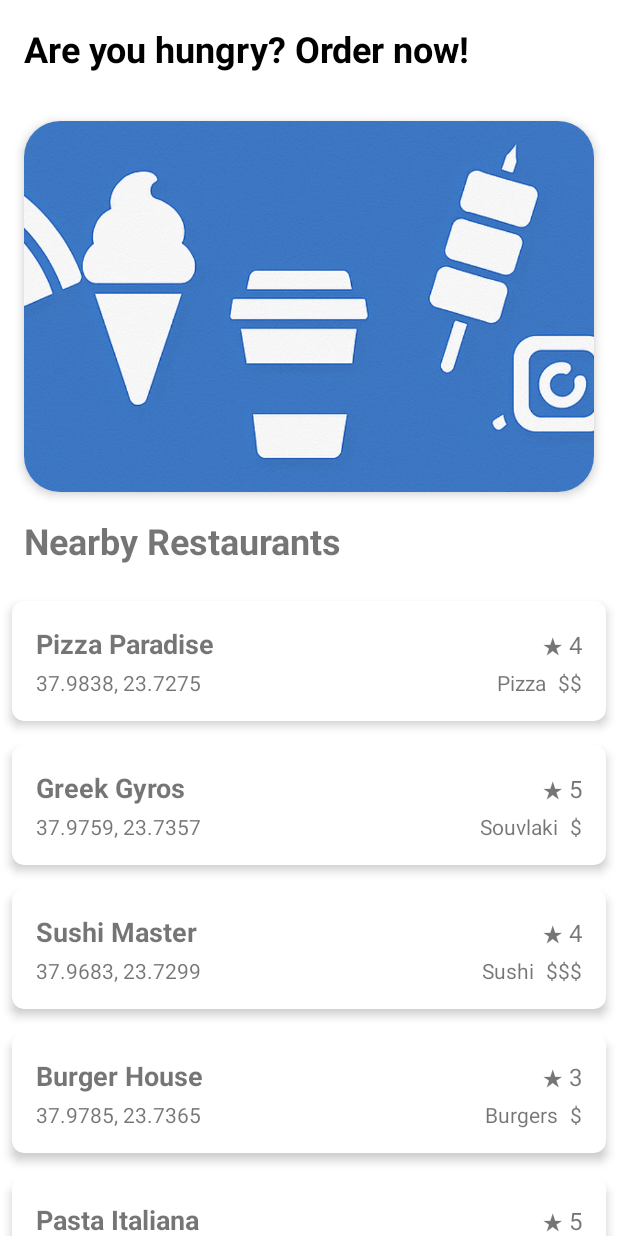
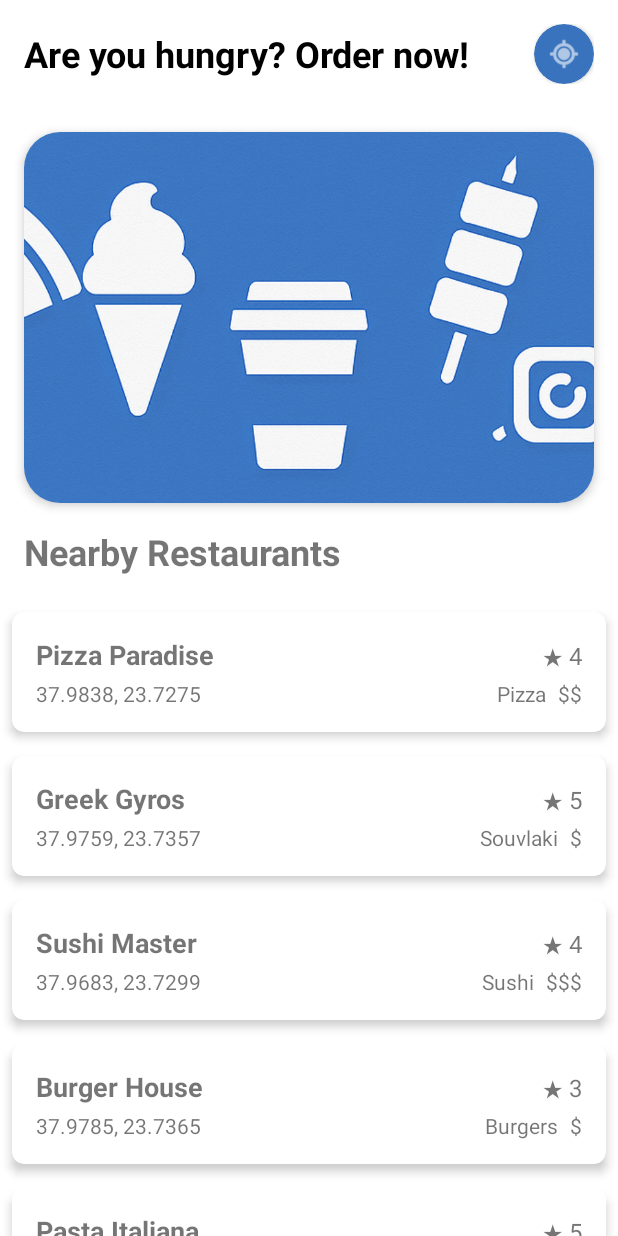
Before and after one commit to dgodolias/efood_clone, an Android app: the screen it shows after launch (HomeActivity), on a phone screen of 412 x 824 dp. Run offline under Robolectric (Android 15) with nearby library versions, the phone set to English and light mode, and no system bars.

Commit message:
made a mock current location

```diff
--- a/app/src/main/java/com/example/efood_clone_2/HomeActivity.java
+++ b/app/src/main/java/com/example/efood_clone_2/HomeActivity.java
@@ -1,19 +1,40 @@
 package com.example.efood_clone_2;
 
+    import android.content.SharedPreferences;
     import android.os.Bundle;
+    import android.view.Gravity;
+    import android.view.LayoutInflater;
+    import android.view.View;
+    import android.view.ViewGroup;
+    import android.widget.Button;
+    import android.widget.PopupWindow;
+    import android.widget.TextView;
+    import android.widget.Toast;
     import androidx.appcompat.app.AppCompatActivity;
+    import androidx.cardview.widget.CardView;
     import androidx.recyclerview.widget.LinearLayoutManager;
     import androidx.recyclerview.widget.RecyclerView;
     import com.example.efood_clone_2.adapter.StoreAdapter;
     import com.example.efood_clone_2.model.Store;
     import java.util.ArrayList;
     import java.util.List;
+    import java.util.Random;
 
     public class HomeActivity extends AppCompatActivity {
+        private double savedLatitude = 37.9838;
+        private double savedLongitude = 23.7275;
+        private SharedPreferences preferences;
+
         @Override
         protected void onCreate(Bundle savedInstanceState) {
             super.onCreate(savedInstanceState);
             setContentView(R.layout.activity_home);
+
+            preferences = getPreferences(MODE_PRIVATE);
+
+            // Load saved location if it exists
+            savedLatitude = preferences.getFloat("latitude", (float) savedLatitude);
+            savedLongitude = preferences.getFloat("longitude", (float) savedLongitude);
 
             // Create list of fake stores
             List<Store> storeList = createStoreList();
@@ -22,6 +43,54 @@ public class HomeActivity extends AppCompatActivity {
             RecyclerView recyclerView = findViewById(R.id.recyclerView);
             recyclerView.setLayoutManager(new LinearLayoutManager(this));
             recyclerView.setAdapter(new StoreAdapter(storeList));
+
+            // Set up location icon click listener
+            CardView locationIconContainer = findViewById(R.id.locationIconContainer);
+            locationIconContainer.setOnClickListener(v -> showLocationPopup(v));
+        }
+
+        private void showLocationPopup(View anchorView) {
+            // Inflate the popup layout
+            View popupView = LayoutInflater.from(this).inflate(R.layout.popup_location, null);
+
+            // Create the popup window - use MATCH_PARENT for width
+            int width = ViewGroup.LayoutParams.MATCH_PARENT;
+            int height = ViewGroup.LayoutParams.WRAP_CONTENT;
+            final PopupWindow popupWindow = new PopupWindow(popupView, width, height, true);
+
+            // Make the popup dismissable when clicked outside
+            popupWindow.setOutsideTouchable(true);
+
+            // Show the current saved location coordinates
+            TextView tvCoordinates = popupView.findViewById(R.id.tvCoordinates);
+            tvCoordinates.setText("Current Location: " + savedLatitude + ", " + savedLongitude);
+
+            // Set up the set location button
+            Button btnSetLocation = popupView.findViewById(R.id.btnSetLocation);
+            btnSetLocation.setOnClickListener(v -> {
+                // Simulate selecting a random location nearby
+                Random random = new Random();
+                savedLatitude = 37.9838 + (random.nextDouble() - 0.5) * 0.02;
+                savedLongitude = 23.7275 + (random.nextDouble() - 0.5) * 0.02;
+
+                // Format to 4 decimal places for display
+                String coordinates = String.format("%.4f, %.4f", savedLatitude, savedLongitude);
+
+                // Save the location to preferences
+                SharedPreferences.Editor editor = preferences.edit();
+                editor.putFloat("latitude", (float) savedLatitude);
+                editor.putFloat("longitude", (float) savedLongitude);
+                editor.apply();
+
+                // Display the selected location
+                Toast.makeText(HomeActivity.this,
+                    "Location set to: " + coordinates, Toast.LENGTH_SHORT).show();
+
+                popupWindow.dismiss();
+            });
+
+            // Show the popup window
+            popupWindow.showAsDropDown(anchorView, 0, 10, Gravity.TOP);
         }
 
         private List<Store> createStoreList() {
--- a/app/src/main/res/layout/activity_home.xml
+++ b/app/src/main/res/layout/activity_home.xml
@@ -5,19 +5,45 @@
     android:layout_height="match_parent"
     android:background="#FFFFFF">
 
-    <TextView
-        android:id="@+id/headerText"
+    <LinearLayout
+        android:id="@+id/headerLayout"
         android:layout_width="match_parent"
         android:layout_height="wrap_content"
-        android:text="Are you hungry? Order now!"
-        android:textColor="#000000"
-        android:textSize="24sp"
-        android:textStyle="bold"
-        android:gravity="left"
+        android:orientation="horizontal"
+        android:gravity="center_vertical"
         android:padding="16dp"
         app:layout_constraintTop_toTopOf="parent"
         app:layout_constraintStart_toStartOf="parent"
-        app:layout_constraintEnd_toEndOf="parent" />
+        app:layout_constraintEnd_toEndOf="parent">
+
+        <TextView
+            android:id="@+id/headerText"
+            android:layout_width="0dp"
+            android:layout_height="wrap_content"
+            android:layout_weight="1"
+            android:text="Are you hungry? Order now!"
+            android:textColor="#000000"
+            android:textSize="24sp"
+            android:textStyle="bold" />
+
+        <androidx.cardview.widget.CardView
+            android:id="@+id/locationIconContainer"
+            android:layout_width="40dp"
+            android:layout_height="40dp"
+            app:cardCornerRadius="20dp"
+            app:cardElevation="2dp"
+            app:cardBackgroundColor="#3973bd">
+
+            <ImageView
+                android:id="@+id/locationIcon"
+                android:layout_width="24dp"
+                android:layout_height="24dp"
+                android:layout_gravity="center"
+                android:src="@android:drawable/ic_menu_mylocation"
+                android:tint="#FFFFFF"
+                android:contentDescription="Location" />
+        </androidx.cardview.widget.CardView>
+    </LinearLayout>
 
     <androidx.cardview.widget.CardView
         android:id="@+id/bannerCardView"
@@ -26,7 +52,7 @@
         android:layout_margin="16dp"
         app:cardCornerRadius="24dp"
         app:cardElevation="4dp"
-        app:layout_constraintTop_toBottomOf="@id/headerText"
+        app:layout_constraintTop_toBottomOf="@id/headerLayout"
         app:layout_constraintHeight_percent="0.3">
 
         <ImageView
@@ -56,5 +82,4 @@
         android:layout_height="0dp"
         app:layout_constraintTop_toBottomOf="@id/titleText"
         app:layout_constraintBottom_toBottomOf="parent" />
-
 </androidx.constraintlayout.widget.ConstraintLayout>
```
Also changed, not shown: app/src/main/res/layout/popup_location.xml (added, +41 -0 lines). Lines whose indentation alone changed are shown as unchanged.
